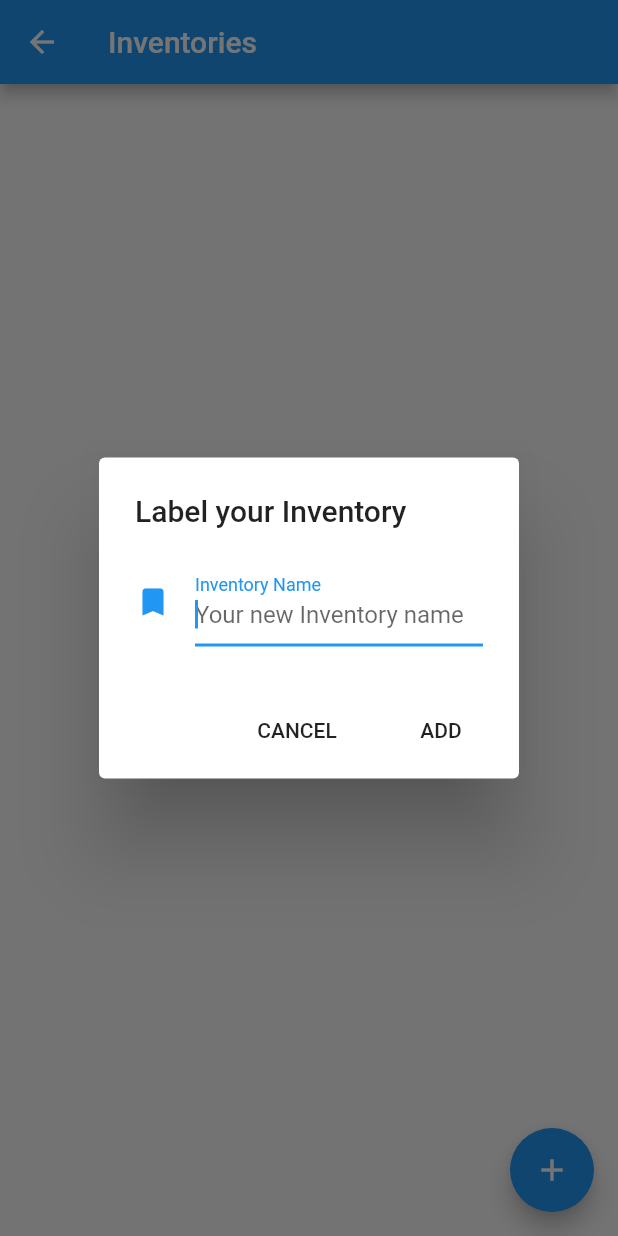
After one commit to acidjazz/uploader, a Flutter app: the Inventories screen opened by its route, after a tap on the "add" icon, on a phone screen of 412 x 824 dp. The commit adds this screen. Run offline on Flutter 3.47's test engine with Material 2 defaults, Android fonts, the phone set to English and light mode, and no system bars; our stand-ins replace connectivity, firebase_auth, firebase_storage, flutter_native_image, image_picker, shared_preferences; missing offline and left inert: a package; accounts and stored records are empty.

Commit message:
✨ good progress on the new Inventories page

```diff
--- a/lib/HomeDrawer.dart
+++ b/lib/HomeDrawer.dart
@@ -56,8 +56,8 @@ class HomeDrawer extends StatelessWidget {
             new ListTile(
               leading: const Icon(Icons.shopping_cart),
               title: const Text('Inventory'),
-              onTap: () => Navigator.pushNamed(context, '/inventory'),
-              selected: this.routeName == '/inventory',
+              onTap: () => Navigator.pushNamed(context, '/inventories'),
+              selected: this.routeName == '/inventories',
             ),
           ],
         ),
--- a/lib/main.dart
+++ b/lib/main.dart
@@ -1,4 +1,5 @@
 import 'package:flutter/material.dart';
+import 'package:maxanet_uploader/pages/inventories.dart' show Inventories;
 import 'pages/inventory.dart' show Inventory;
 import 'pages/login.dart' show Login;
 import 'pages/home.dart' show Home;
@@ -14,6 +15,7 @@ class Uploader extends StatelessWidget {
       routes: <String, WidgetBuilder>{
         '/home': (BuildContext context) => new Home(),
         '/login': (BuildContext context) => new Login(),
+        '/inventories': (BuildContext context) => new Inventories(),
         '/inventory': (BuildContext context) => new Inventory(),
       },
     );
--- /dev/null
+++ b/lib/pages/inventories.dart
@@ -0,0 +1,101 @@
+import 'package:flutter/cupertino.dart';
+import 'package:flutter/material.dart';
+
+
+class Inventories extends StatefulWidget {
+  @override
+  InventoriesState createState() => new InventoriesState();
+}
+
+class InventoriesState extends State<Inventories> {
+
+  var textName;
+  final GlobalKey<ScaffoldState> _scaffoldKey = new GlobalKey<ScaffoldState>();
+
+  _addHandler () {
+    print('WE GOT $textName');
+    if (textName != null && textName != '') {
+      Navigator.pop(context);
+      return true;
+    }
+    _snackBar('Invalid Inventory Name');
+    return null;
+  }
+  _add () {
+    // modal that prompts them the name/label
+
+    showDialog(
+      context: context,
+      child: new _SystemPadding(child: new AlertDialog(
+        title: new Text("Label your Inventory"),
+        content: new TextField(
+          decoration: const InputDecoration(
+            icon: const Icon(Icons.bookmark),
+            hintText: 'Your new Inventory name',
+            labelText: 'Inventory Name',
+          ),
+          onChanged: (String text) {
+            textName = text;
+          },
+          autofocus: true,
+
+        ),
+        actions: <Widget>[
+          new FlatButton(
+            child: new Text("CANCEL"),
+            onPressed: () => Navigator.pop(context),
+          ),
+          new FlatButton(
+            child: new Text("ADD"),
+            onPressed: _addHandler,
+          ),
+        ]
+      )),
+    );
+
+  }
+
+  _snackBar(message) {
+    _scaffoldKey.currentState.showSnackBar(new SnackBar(
+      content: new Text(message),
+    ));
+  }
+
+  @override
+  Widget build(BuildContext context) {
+
+    return new Scaffold(
+      key: _scaffoldKey,
+      resizeToAvoidBottomPadding: true,
+      appBar: new AppBar(
+        title: new Text('Inventories'),
+      ),
+
+      floatingActionButton: new FloatingActionButton(
+        tooltip: 'Add an Inventory',
+        child: new Icon(Icons.add),
+        onPressed: _add,
+      ),
+
+    );
+
+  }
+
+}
+
+// remove this after beta update, shouldn't be needed anymore
+// ref: https://github.com/flutter/flutter/pull/15426
+class _SystemPadding extends StatelessWidget {
+  final Widget child;
+
+  _SystemPadding({Key key, this.child}) : super(key: key);
+
+  @override
+  Widget build(BuildContext context) {
+    var mediaQuery = MediaQuery.of(context);
+    return new AnimatedContainer(
+      padding: mediaQuery.viewInsets,
+      duration: const Duration(milliseconds: 300),
+      child: child);
+  }
+}
--- a/lib/pages/inventory.dart
+++ b/lib/pages/inventory.dart
@@ -246,7 +246,7 @@ class InventoryState extends State<Inventory> {
     return new Scaffold(
       key: _scaffoldKey,
       appBar: new AppBar(
-        title: new Text('Iiiiinventory'),
+        title: new Text('Inventory'),
         actions: <Widget>[
           new FlatButton(
             onPressed: null,
```
